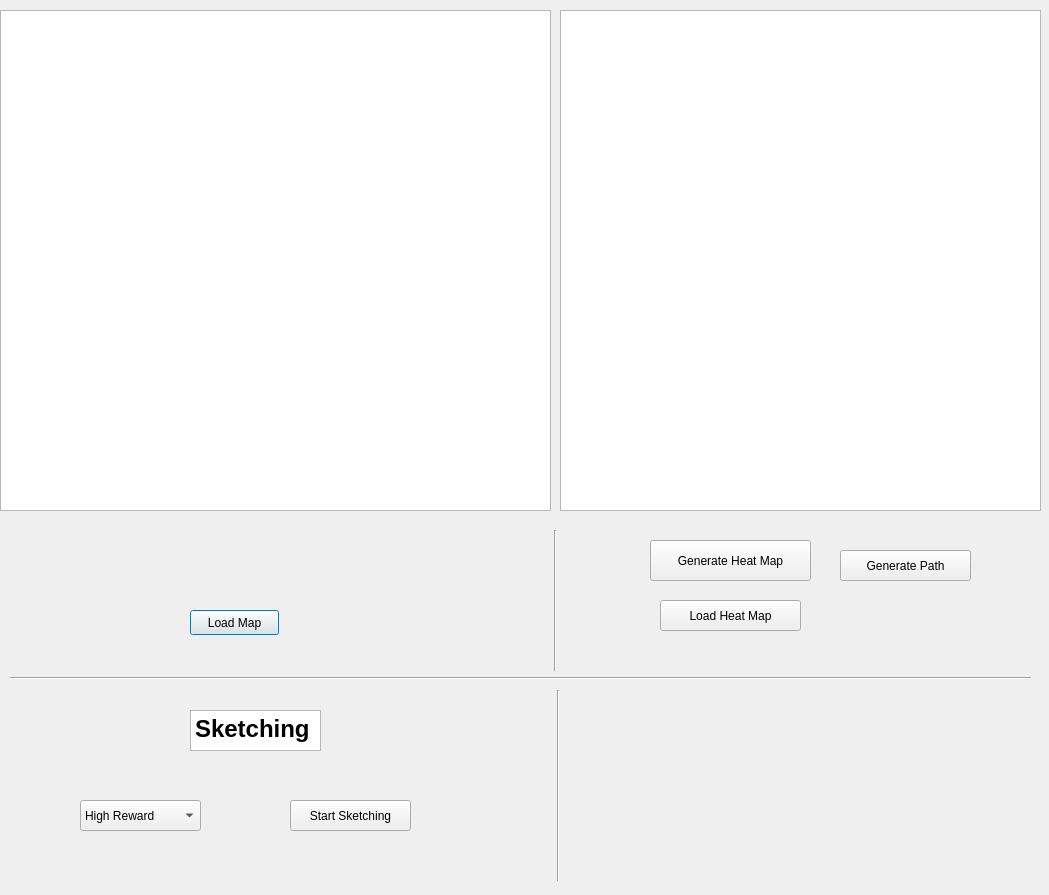
This is uis/simulator.ui in sharanjeetsinghmago/online_reward_shaping as Qt 5 draws it before an edit. The edited form follows.
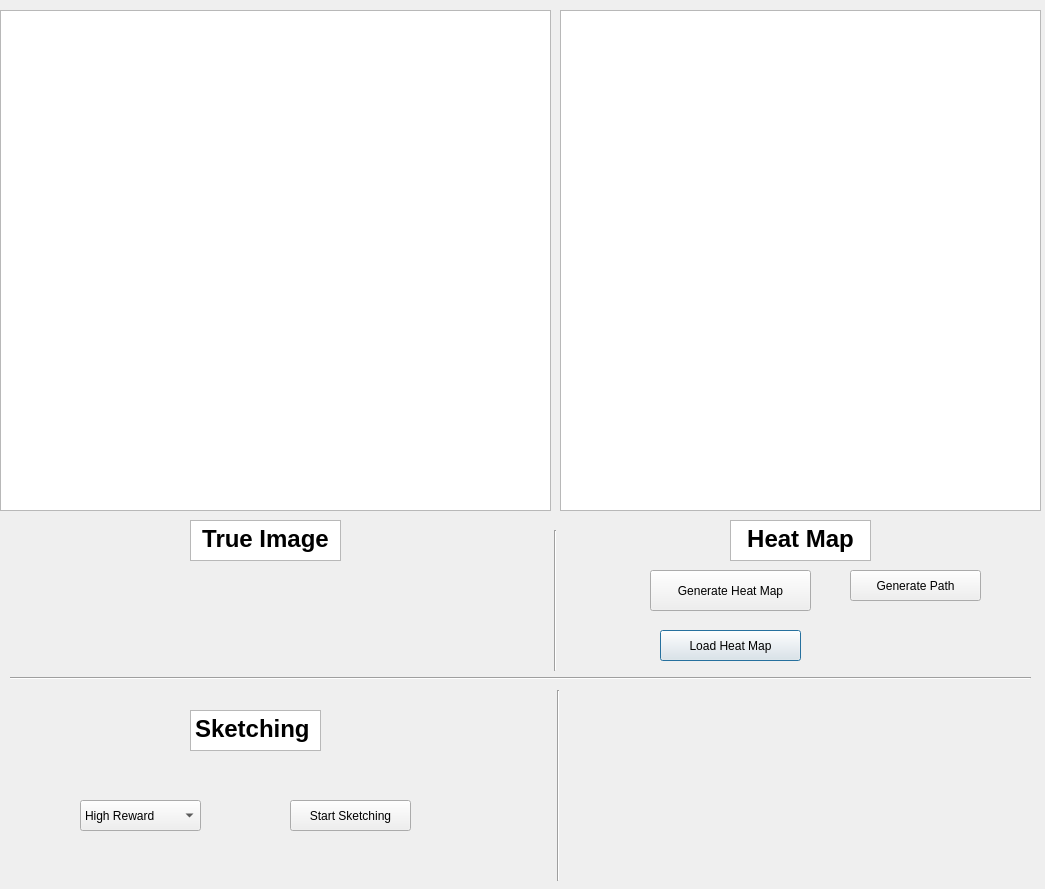
This is the edited form.

Commit message: Simulator integration

```diff
--- a/uis/simulator.ui
+++ b/uis/simulator.ui
@@ -6,8 +6,8 @@
    <rect>
     <x>0</x>
     <y>0</y>
-    <width>1049</width>
-    <height>895</height>
+    <width>1045</width>
+    <height>889</height>
    </rect>
   </property>
   <property name="windowTitle">
@@ -46,24 +46,11 @@
     </rect>
    </property>
   </widget>
-  <widget class="QPushButton" name="button_map">
-   <property name="geometry">
-    <rect>
-     <x>190</x>
-     <y>610</y>
-     <width>89</width>
-     <height>25</height>
-    </rect>
-   </property>
-   <property name="text">
-    <string>Load Map</string>
-   </property>
-  </widget>
   <widget class="QPushButton" name="button_heatmap">
    <property name="geometry">
     <rect>
      <x>660</x>
-     <y>600</y>
+     <y>630</y>
      <width>141</width>
      <height>31</height>
     </rect>
@@ -76,7 +63,7 @@
    <property name="geometry">
     <rect>
      <x>650</x>
-     <y>540</y>
+     <y>570</y>
      <width>161</width>
      <height>41</height>
     </rect>
@@ -177,8 +164,8 @@
   <widget class="QPushButton" name="button_generate_path">
    <property name="geometry">
     <rect>
-     <x>840</x>
-     <y>550</y>
+     <x>850</x>
+     <y>570</y>
      <width>131</width>
      <height>31</height>
     </rect>
@@ -187,6 +174,40 @@
     <string>Generate Path</string>
    </property>
   </widget>
+  <widget class="QTextBrowser" name="textBrowser_2">
+   <property name="geometry">
+    <rect>
+     <x>190</x>
+     <y>520</y>
+     <width>151</width>
+     <height>41</height>
+    </rect>
+   </property>
+   <property name="html">
+    <string>&lt;!DOCTYPE HTML PUBLIC &quot;-//W3C//DTD HTML 4.0//EN&quot; &quot;http://www.w3.org/TR/REC-html40/strict.dtd&quot;&gt;
+&lt;html&gt;&lt;head&gt;&lt;meta name=&quot;qrichtext&quot; content=&quot;1&quot; /&gt;&lt;style type=&quot;text/css&quot;&gt;
+p, li { white-space: pre-wrap; }
+&lt;/style&gt;&lt;/head&gt;&lt;body style=&quot; font-family:'Ubuntu'; font-size:11pt; font-weight:400; font-style:normal;&quot;&gt;
+&lt;p align=&quot;center&quot; style=&quot; margin-top:0px; margin-bottom:0px; margin-left:0px; margin-right:0px; -qt-block-indent:0; text-indent:0px;&quot;&gt;&lt;span style=&quot; font-size:18pt; font-weight:600;&quot;&gt;True Image&lt;/span&gt;&lt;/p&gt;&lt;/body&gt;&lt;/html&gt;</string>
+   </property>
+  </widget>
+  <widget class="QTextBrowser" name="textBrowser_3">
+   <property name="geometry">
+    <rect>
+     <x>730</x>
+     <y>520</y>
+     <width>141</width>
+     <height>41</height>
+    </rect>
+   </property>
+   <property name="html">
+    <string>&lt;!DOCTYPE HTML PUBLIC &quot;-//W3C//DTD HTML 4.0//EN&quot; &quot;http://www.w3.org/TR/REC-html40/strict.dtd&quot;&gt;
+&lt;html&gt;&lt;head&gt;&lt;meta name=&quot;qrichtext&quot; content=&quot;1&quot; /&gt;&lt;style type=&quot;text/css&quot;&gt;
+p, li { white-space: pre-wrap; }
+&lt;/style&gt;&lt;/head&gt;&lt;body style=&quot; font-family:'Ubuntu'; font-size:11pt; font-weight:400; font-style:normal;&quot;&gt;
+&lt;p align=&quot;center&quot; style=&quot; margin-top:0px; margin-bottom:0px; margin-left:0px; margin-right:0px; -qt-block-indent:0; text-indent:0px;&quot;&gt;&lt;span style=&quot; font-size:18pt; font-weight:600;&quot;&gt;Heat Map&lt;/span&gt;&lt;/p&gt;&lt;/body&gt;&lt;/html&gt;</string>
+   </property>
+  </widget>
  </widget>
  <resources/>
  <connections/>
```
The commit also changes 3 other files.
